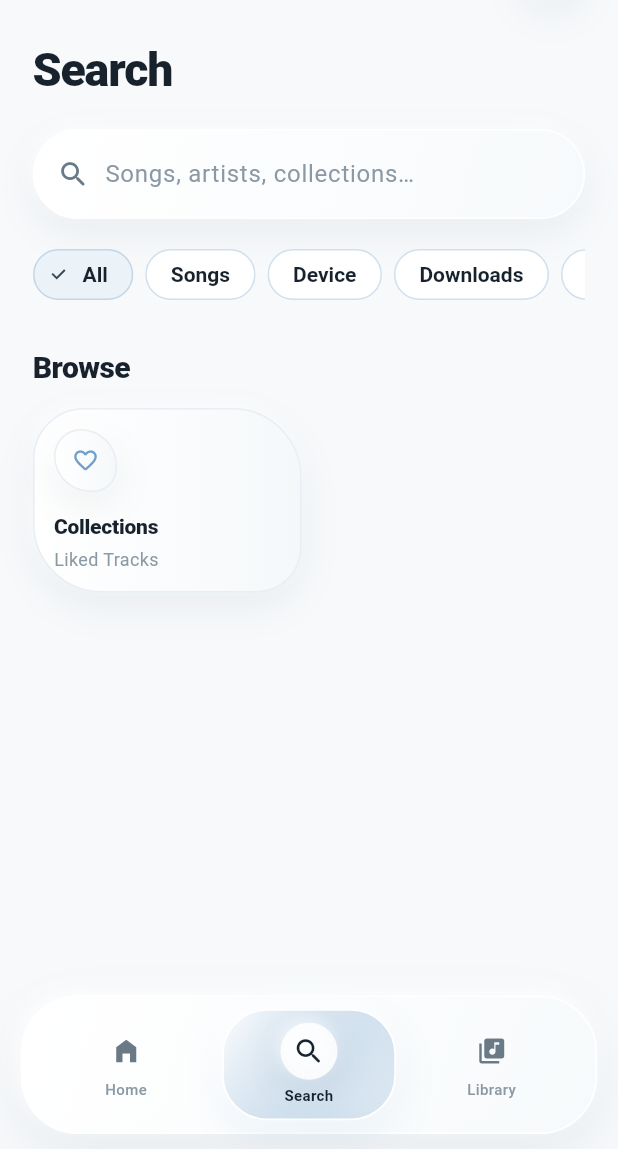
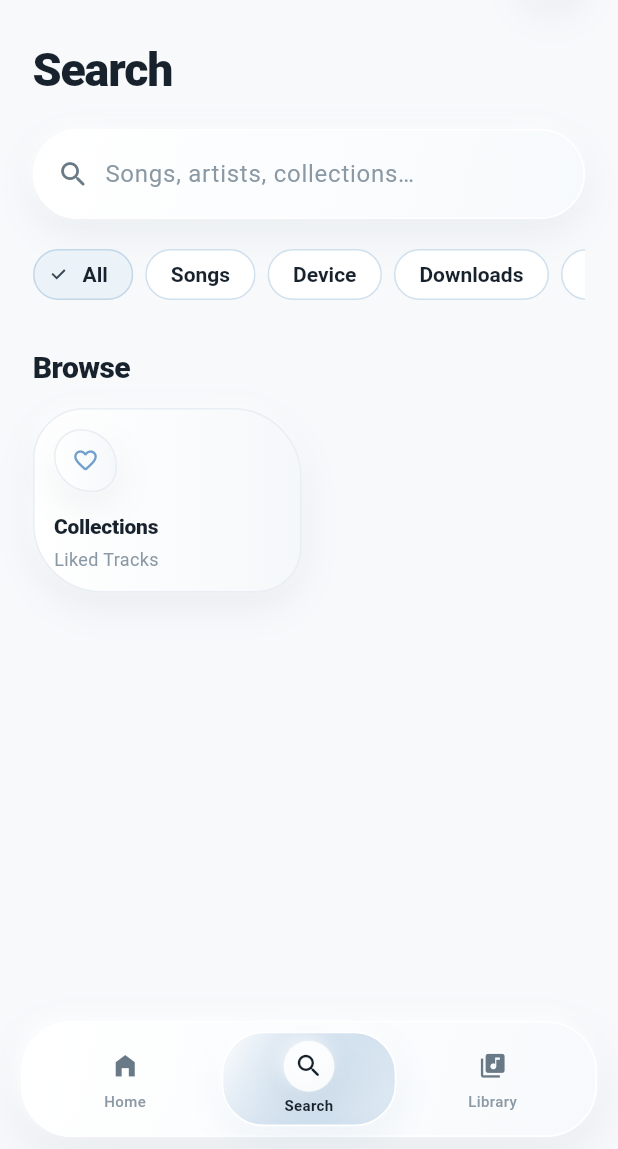
Before and after one commit to omarkhair70-droid/wavezero, a Flutter app: the screen it shows after launch, item 2 of the bottom bar chosen, on a phone screen of 412 x 824 dp, the part 87-1236 px from its top. Run offline on Flutter 3.47's test engine with Material 3 defaults, Android fonts, the phone set to English and light mode, and no system bars; our stand-ins replace shared_preferences; network calls fail.

Commit message:
Tighten the daily-driver bottom navigation

```diff
--- a/apps/flutter/wavezero_app/lib/app/app_shell/wavezero_bottom_navigation.dart
+++ b/apps/flutter/wavezero_app/lib/app/app_shell/wavezero_bottom_navigation.dart
@@ -22,27 +22,27 @@ class WaveZeroBottomShell extends StatelessWidget {
   @override
   Widget build(BuildContext context) => SafeArea(
         top: false,
-        minimum: const EdgeInsets.fromLTRB(14, 2, 14, 10),
+        minimum: const EdgeInsets.fromLTRB(14, 2, 14, 8),
         child: Column(
           mainAxisSize: MainAxisSize.min,
           children: [
             if (miniPlayer != null) ...[
               miniPlayer!,
-              const SizedBox(height: 10),
+              const SizedBox(height: 8),
             ],
             Container(
-              padding: const EdgeInsets.symmetric(horizontal: 8, vertical: 8),
+              padding: const EdgeInsets.symmetric(horizontal: 7, vertical: 6),
               decoration: BoxDecoration(
                 gradient: const LinearGradient(
                   begin: Alignment.topLeft,
                   end: Alignment.bottomRight,
                   colors: [Color(0xFAFFFFFF), Color(0xF1F7FAFC)],
                 ),
-                borderRadius: BorderRadius.circular(38),
+                borderRadius: BorderRadius.circular(34),
                 border: Border.all(color: const Color(0xE6FFFFFF), width: 1.2),
                 boxShadow: const [
-                  BoxShadow(color: Color(0x120B2438), blurRadius: 32, offset: Offset(0, 14)),
-                  BoxShadow(color: Color(0xD9FFFFFF), blurRadius: 10, offset: Offset(-3, -4)),
+                  BoxShadow(color: Color(0x120B2438), blurRadius: 28, offset: Offset(0, 12)),
+                  BoxShadow(color: Color(0xD9FFFFFF), blurRadius: 9, offset: Offset(-3, -4)),
                 ],
               ),
               child: Row(
@@ -90,7 +90,7 @@ class _PorcelainDestination extends StatelessWidget {
           padding: const EdgeInsets.symmetric(horizontal: 3),
           child: WzPressableSurface(
             onTap: onTap,
-            radius: 30,
+            radius: 28,
             decoration: selected
                 ? BoxDecoration(
                     gradient: LinearGradient(
@@ -98,18 +98,18 @@ class _PorcelainDestination extends StatelessWidget {
                       end: Alignment.bottomRight,
                       colors: [Colors.white, accent.withValues(alpha: 0.14)],
                     ),
-                    borderRadius: BorderRadius.circular(30),
+                    borderRadius: BorderRadius.circular(28),
                     border: Border.all(color: Colors.white, width: 1.1),
                     boxShadow: [
-                      BoxShadow(color: accent.withValues(alpha: 0.12), blurRadius: 24, offset: const Offset(0, 10)),
-                      const BoxShadow(color: Color(0xBFFFFFFF), blurRadius: 10, offset: Offset(-2, -3)),
+                      BoxShadow(color: accent.withValues(alpha: 0.11), blurRadius: 20, offset: const Offset(0, 8)),
+                      const BoxShadow(color: Color(0xBFFFFFFF), blurRadius: 8, offset: Offset(-2, -3)),
                     ],
                   )
                 : BoxDecoration(
                     color: Colors.transparent,
-                    borderRadius: BorderRadius.circular(30),
+                    borderRadius: BorderRadius.circular(28),
                   ),
-            padding: const EdgeInsets.symmetric(horizontal: 4, vertical: 9),
+            padding: const EdgeInsets.symmetric(horizontal: 4, vertical: 6),
             child: AnimatedSize(
               duration: WzMotion.normal,
               curve: WzMotion.curve,
@@ -119,8 +119,8 @@ class _PorcelainDestination extends StatelessWidget {
                   AnimatedContainer(
                     duration: WzMotion.normal,
                     curve: WzMotion.curve,
-                    width: selected ? 38 : 30,
-                    height: selected ? 38 : 30,
+                    width: selected ? 34 : 28,
+                    height: selected ? 34 : 28,
                     decoration: BoxDecoration(
                       shape: BoxShape.circle,
                       color: selected ? Colors.white.withValues(alpha: 0.84) : Colors.transparent,
@@ -129,11 +129,11 @@ class _PorcelainDestination extends StatelessWidget {
                     alignment: Alignment.center,
                     child: Icon(
                       icon,
-                      size: selected ? 22 : 20,
+                      size: selected ? 20 : 19,
                       color: selected ? WzColors.textPrimary : WzColors.textMuted,
                     ),
                   ),
-                  const SizedBox(height: 4),
+                  const SizedBox(height: 3),
                   Text(
                     label,
                     maxLines: 1,
```
